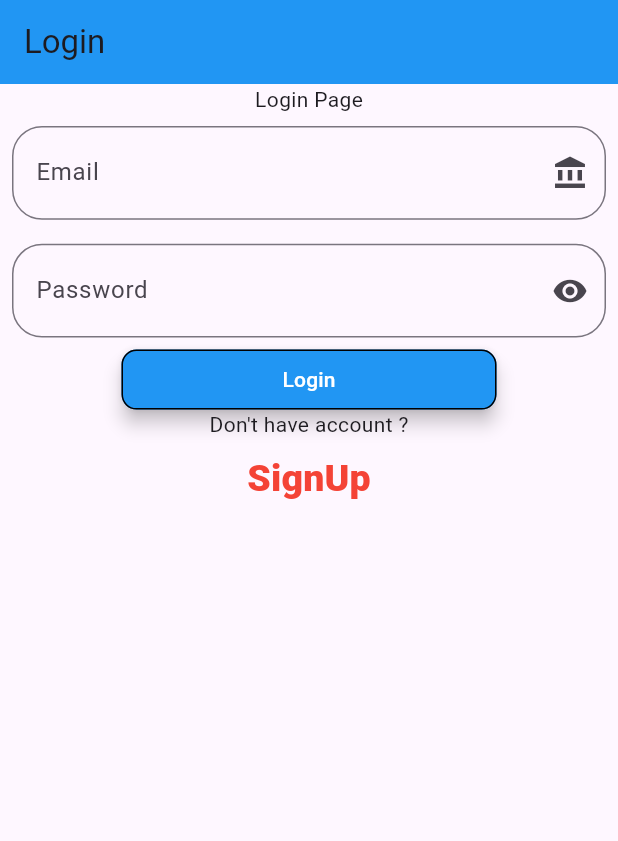
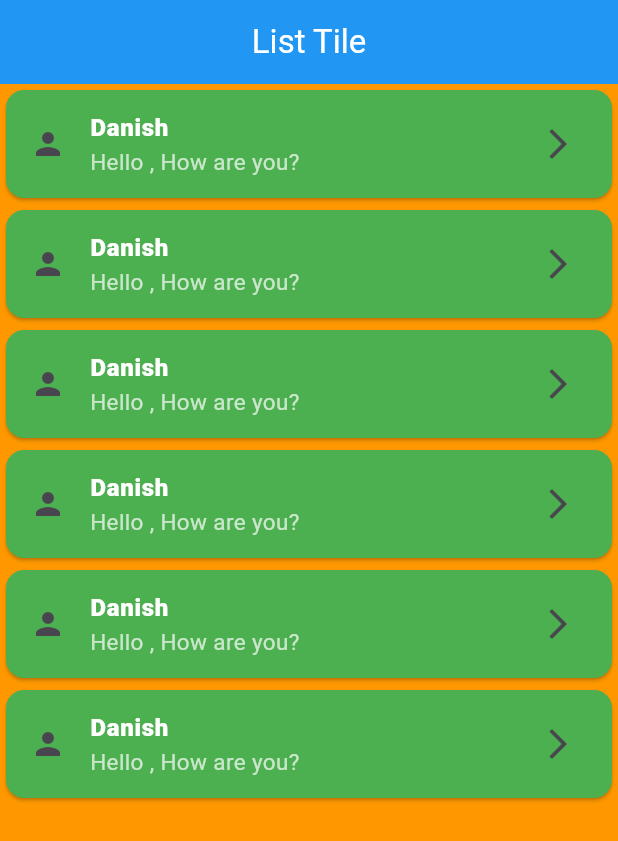
Before and after one commit to AbRehman536/Flutter_sec_9, a Flutter app: the screen it shows after launch, on a phone screen of 412 x 824 dp. Shown: the top 841 px of the screen. Run offline on Flutter 3.47's test engine with Material 3 defaults, Android fonts, the light colour scheme and no system bars.

Commit message:
List View done

```diff
--- /dev/null
+++ b/lib/listTile_demo.dart
@@ -0,0 +1,33 @@
+import 'package:flutter/material.dart';
+
+class ListtileDemo extends StatelessWidget {
+  const ListtileDemo({super.key});
+
+  @override
+  Widget build(BuildContext context) {
+    return Scaffold(
+      backgroundColor: Colors.orange,
+      appBar: AppBar(
+        title: Text("List Tile"),
+        backgroundColor: Colors.blue,
+        foregroundColor: Colors.white,
+        centerTitle: true,
+      ),
+      body: ListView.builder(
+        itemCount: 6,
+        itemBuilder: (BuildContext context, int index) {
+          return
+          Card(
+            color: Colors.green,
+            child: ListTile(
+              leading: Icon(Icons.person),
+              title: Text("Danish",style: TextStyle(fontWeight: FontWeight.w900,color: Colors.white),),
+              subtitle: Text("Hello , How are you?",style: TextStyle(fontSize: 15,color: Colors.white70),),
+              trailing: Icon(Icons.arrow_forward_ios),
+            ),
+          );
+        },
+      ),
+    );
+  }
+}
--- a/lib/login_form.dart
+++ b/lib/login_form.dart
@@ -9,7 +9,9 @@ class LoginForm extends StatefulWidget {
 
 class _LoginFormState extends State<LoginForm> {
   TextEditingController emailController = TextEditingController();
+
   TextEditingController passwordController = TextEditingController();
+
   @override
   Widget build(BuildContext context) {
     return Scaffold(
--- a/lib/main.dart
+++ b/lib/main.dart
@@ -2,6 +2,7 @@ import 'package:flutter/material.dart';
 import 'package:flutter_sec_9/assets_images.dart';
 import 'package:flutter_sec_9/floating_action_button.dart';
 import 'package:flutter_sec_9/floating_action_button_extended.dart';
+import 'package:flutter_sec_9/listTile_demo.dart';
 import 'package:flutter_sec_9/login_form.dart';
 import 'package:flutter_sec_9/nested_row_column.dart';
 import 'package:flutter_sec_9/network_image.dart';
@@ -39,7 +40,7 @@ class MyApp extends StatelessWidget {
         // tested with just a hot reload.
         colorScheme: ColorScheme.fromSeed(seedColor: Colors.deepPurple),
       ),
-      home: LoginForm(),
+      home: ListtileDemo(),
     );
   }
 }
```
